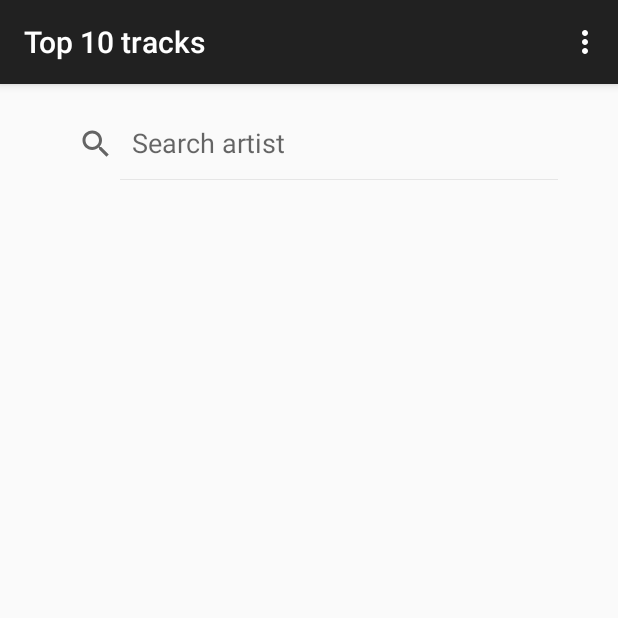
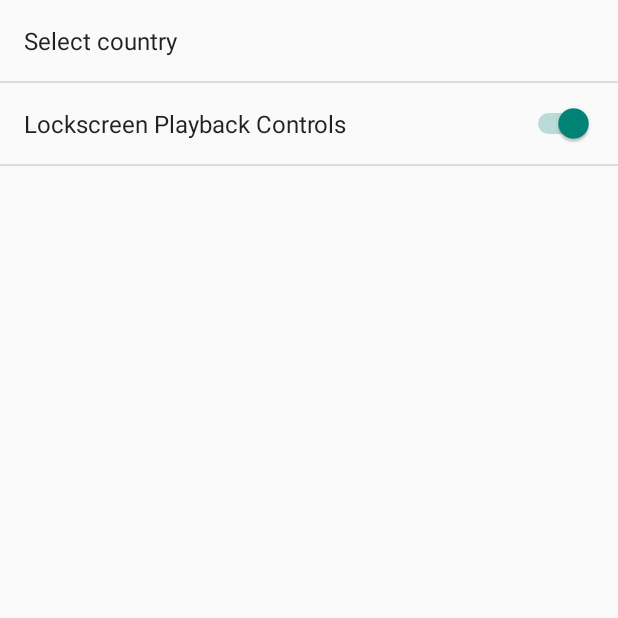
Before and after one commit to ipshitaRB/Spotify-Streamer, an Android app: the screen it shows after launch (ArtistListActivity before the commit, SettingsActivity after it), in the options menu, after a tap on "Settings", on a phone screen of 412 x 824 dp, the top half of it. Run offline under Robolectric (Android 15) with nearby library versions, the phone set to English and light mode, and no system bars; our stand-ins replace Picasso; libraries missing offline, so code that uses them is left out: kaaes.spotify.webapi; pictures from the network do not load; 2 statements that could not run were skipped.

Commit message:
All code added . working on bugs

```diff
--- a/app/src/main/AndroidManifest.xml
+++ b/app/src/main/AndroidManifest.xml
@@ -34,13 +34,13 @@
         </activity>
         <activity
             android:name=".MusicPlayAcitvity"
-            android:configChanges="orientation|screenSize"
             android:label="@string/title_activity_music_play_acitvity"
             android:parentActivityName=".ArtistDetailActivity" >
             <meta-data
                 android:name="android.support.PARENT_ACTIVITY"
                 android:value="com.example.ipshita.mymasterdetailtestapplication.ArtistDetailActivity" />
         </activity>
+        <activity android:name=".SettingsActivity"/>
 
         <service
             android:name=".MusicPlayerService"
--- a/app/src/main/java/com/example/ipshita/mymasterdetailtestapplication/ArtistDetailFragment.java
+++ b/app/src/main/java/com/example/ipshita/mymasterdetailtestapplication/ArtistDetailFragment.java
@@ -2,9 +2,11 @@ package com.example.ipshita.mymasterdetailtestapplication;
 
 import android.app.Activity;
 import android.content.Intent;
+import android.content.SharedPreferences;
 import android.os.AsyncTask;
 import android.os.Bundle;
 import android.os.Parcelable;
+import android.preference.PreferenceManager;
 import android.support.v4.app.Fragment;
 import android.util.Log;
 import android.view.LayoutInflater;
@@ -208,7 +210,9 @@ public class ArtistDetailFragment extends Fragment {
                 options.put(getString(R.string.spotify_country_param), getString(R.string.spotify_country_value));
                 try {
                     // TODO get value from menu
-                    spotifyTopTrackList = spotifyService.getArtistTopTrack(params[0], "US");
+                    SharedPreferences sharedPrefs = PreferenceManager.getDefaultSharedPreferences(getActivity());
+                    String countryCode = sharedPrefs.getString(getString(R.string.preference_country_key), getString(R.string.pref_default_country));
+                    spotifyTopTrackList = spotifyService.getArtistTopTrack(params[0], countryCode);
                     if (null != spotifyTopTrackList.tracks && !spotifyTopTrackList.tracks.isEmpty()) {
                         int size = spotifyTopTrackList.tracks.size() > MAX_TOP_TRACKS_LIMIT ? MAX_TOP_TRACKS_LIMIT : spotifyTopTrackList.tracks.size();
                         String albumName;
--- a/app/src/main/java/com/example/ipshita/mymasterdetailtestapplication/ArtistListActivity.java
+++ b/app/src/main/java/com/example/ipshita/mymasterdetailtestapplication/ArtistListActivity.java
@@ -3,14 +3,18 @@ package com.example.ipshita.mymasterdetailtestapplication;
 
 import android.content.Intent;
 import android.os.Bundle;
-import android.support.v4.app.FragmentActivity;
 import android.support.v4.app.FragmentManager;
 import android.support.v4.app.NavUtils;
+import android.support.v4.view.MenuItemCompat;
 import android.support.v7.app.ActionBar;
 import android.support.v7.app.AppCompatActivity;
+import android.support.v7.widget.ShareActionProvider;
 import android.view.Menu;
 import android.view.MenuItem;
+import android.widget.CompoundButton;
+import android.widget.Switch;
 
+import com.example.ipshita.mymasterdetailtestapplication.Util.MusicStartListener;
 import com.example.ipshita.mymasterdetailtestapplication.Util.ServiceUtil;
 import com.example.ipshita.mymasterdetailtestapplication.models.Artist;
 import com.example.ipshita.mymasterdetailtestapplication.models.Track;
@@ -35,7 +39,7 @@ import java.util.ArrayList;
  * to listen for item selections.
  */
 public class ArtistListActivity extends AppCompatActivity
-        implements ArtistListFragment.Callbacks, ArtistDetailFragment.TopTrackCallback, MusicPlayDialogFragment.iMusicPlayDialogListener {
+        implements ArtistListFragment.Callbacks, ArtistDetailFragment.TopTrackCallback, MusicStartListener, MusicPlayerService.MusicEndListener {
 
     FragmentManager fm = getSupportFragmentManager();
     MusicPlayDialogFragment dialog;
@@ -46,6 +50,10 @@ public class ArtistListActivity extends AppCompatActivity
      * device.
      */
     private boolean mTwoPane;
+    private MenuItem shareExternalURLItem;
+    private String spotifyExternalURL;
+    private ShareActionProvider mShareActionProvider;
+    private MenuItem lockscreenItem;
 
     @Override
     protected void onCreate(Bundle savedInstanceState) {
@@ -54,7 +62,7 @@ public class ArtistListActivity extends AppCompatActivity
         Intent intent = getIntent();
         ActionBar ab = getSupportActionBar();
 
-            ab.setTitle(getString(R.string.top_tracks_title));
+            ab.setTitle(getString(R.string.app_name));
 
 
 
@@ -137,14 +145,20 @@ public class ArtistListActivity extends AppCompatActivity
 
     @Override
     public void onTrackCompleted() {
+        // TODO track completed when there is no dialog fragment
         nowPlayingMenuItem.setVisible(false);
+        shareExternalURLItem.setVisible(false);
         dialog.dismiss();
+        this.spotifyExternalURL = "";
+
     }
 
     @Override
-    public void onTrackStarted() {
+    public void onTrackStarted(String spotifyExternalURL) {
        nowPlayingMenuItem.setVisible(true);
-
+        shareExternalURLItem.setVisible(true);
+        this.spotifyExternalURL = spotifyExternalURL;
+        MusicPlayerService.registerOnMusicEndListener(this);
 
     }
 
@@ -153,8 +167,15 @@ public class ArtistListActivity extends AppCompatActivity
         // Inflate the menu; this adds items to the action bar if it is present.
         getMenuInflater().inflate(R.menu.menu_top_tracks, menu);
         nowPlayingMenuItem = menu.findItem(R.id.action_now_playing);
-        if (ServiceUtil.isServiceRunning(MusicPlayerService.class, this))
-            nowPlayingMenuItem.setVisible(true);
+        shareExternalURLItem =  menu.findItem(R.id.action_share);
+
+        mShareActionProvider = (ShareActionProvider)
+                MenuItemCompat.getActionProvider(shareExternalURLItem);
+        mShareActionProvider.setShareIntent(getShareIntent());
+        if (ServiceUtil.isServiceRunning(MusicPlayerService.class, this)) {
+            nowPlayingMenuItem.setVisible(false);
+            shareExternalURLItem.setVisible(false);
+        }
         return true;
     }
 
@@ -169,6 +190,12 @@ public class ArtistListActivity extends AppCompatActivity
             case android.R.id.home:
                 NavUtils.navigateUpFromSameTask(this);
                 return true;
+            case R.id.action_settings:
+                Intent settingsActivityIntent = new Intent(getApplicationContext(),SettingsActivity.class);
+                startActivity(settingsActivityIntent);
+                return true;
+
+
             case R.id.action_now_playing:
                 if (ServiceUtil.isServiceRunning(MusicPlayerService.class,this) ){
                     if (mTwoPane) {
@@ -200,7 +227,31 @@ public class ArtistListActivity extends AppCompatActivity
 
                 return true;
 
+
+
         }
         return super.onOptionsItemSelected(item);
     }
+
+    /** Defines a default (dummy) share intent to initialize the action provider.
+     * However, as soon as the actual content to be used in the intent
+     * is known or changes, you must update the share intent by again calling
+     * mShareActionProvider.setShareIntent()
+     */
+    private Intent getShareIntent() {
+        Intent mShareIntent = new Intent(Intent.ACTION_SEND);
+        mShareIntent.addFlags(Intent.FLAG_ACTIVITY_CLEAR_TASK);
+        mShareIntent.setType("text/plain");
+        mShareIntent.putExtra(Intent.EXTRA_TEXT, spotifyExternalURL);
+        return mShareIntent;
+    }
+
+    @Override
+    public void onMusicEnd() {
+        nowPlayingMenuItem.setVisible(false);
+        shareExternalURLItem.setVisible(false);
+        dialog.dismiss();
+        this.spotifyExternalURL = "";
+        MusicPlayerService.unRegisterOnMusicEndListener();
+    }
 }
--- /dev/null
+++ b/app/src/main/java/com/example/ipshita/mymasterdetailtestapplication/SettingsActivity.java
@@ -0,0 +1,107 @@
+package com.example.ipshita.mymasterdetailtestapplication;
+
+import android.content.SharedPreferences;
+import android.os.Bundle;
+import android.preference.ListPreference;
+import android.preference.Preference;
+import android.preference.PreferenceActivity;
+import android.preference.PreferenceManager;
+import android.preference.TwoStatePreference;
+
+import java.util.Locale;
+
+/**
+ * Created by iroyb_000 on 10-09-2015.
+ */
+public class SettingsActivity extends PreferenceActivity
+        implements Preference.OnPreferenceChangeListener {
+
+    private TwoStatePreference lockscreenEnable;
+    private SharedPreferences mPrefs;
+
+    @Override
+    protected void onCreate(Bundle savedInstanceState) {
+        super.onCreate(savedInstanceState);
+        mPrefs = PreferenceManager.getDefaultSharedPreferences(this);
+
+        addPreferencesFromResource(R.xml.pref_country);
+        ListPreference countryListPreference = (ListPreference) findPreference(getString(R.string.preference_country_key));
+        lockscreenEnable = (TwoStatePreference) findPreference(getString(R.string.preference_lockscreen_key));
+        if (lockscreenEnable != null){
+
+            lockscreenEnable.setEnabled(true);
+        }
+            //Update the operations like storing, updating UI etc... on pref change.
+            lockscreenEnable.setOnPreferenceChangeListener(new Preference.OnPreferenceChangeListener() {
+
+                @Override
+                public boolean onPreferenceChange(Preference arg0, Object isLockScreenEnabled) {
+
+                    boolean isLockscreenControlON = ((Boolean) isLockScreenEnabled).booleanValue();
+
+
+                    SharedPreferences.Editor e = mPrefs.edit();
+                    e.putBoolean("data_traffic", isLockscreenControlON);
+                    e.commit();
+
+
+
+                    return true;
+                }
+            });
+        if (null != countryListPreference){
+            // values is code
+            // entries is country name
+            countryListPreference.setEntryValues(Locale.getISOCountries());
+            String[] entries = new String[countryListPreference.getEntryValues().length];
+            for(int i = 0 ; i < countryListPreference.getEntryValues().length ; i++){
+                entries[i] = new Locale("",Locale.getISOCountries()[i]).getDisplayCountry();
+            }
+            countryListPreference.setEntries(entries);
+            countryListPreference.setDefaultValue(Locale.US);
+
+        }
+
+        // For all preferences, attach an OnPreferenceChangeListener so the UI summary can be
+        // updated when the preference changes.
+        bindPreferenceSummaryToValue(findPreference(getString(R.string.preference_country_key
+        )));
+
+    }
+
+    /**
+     * Attaches a listener so the summary is always updated with the preference value.
+     * Also fires the listener once, to initialize the summary (so it shows up before the value
+     * is changed.)
+     */
+    private void bindPreferenceSummaryToValue(Preference preference) {
+        // Set the listener to watch for value changes.
+        preference.setOnPreferenceChangeListener(this);
+
+        // Trigger the listener immediately with the preference's
+        // current value.
+        onPreferenceChange(preference,
+                PreferenceManager
+                        .getDefaultSharedPreferences(preference.getContext())
+                        .getString(preference.getKey(), ""));
+    }
+
+    @Override
+    public boolean onPreferenceChange(Preference preference, Object newValue) {
+        String stringValue = newValue.toString();
+
+        if (preference instanceof ListPreference) {
+            // For list preferences, look up the correct display value in
+            // the preference's 'entries' list (since they have separate labels/values).
+            ListPreference listPreference = (ListPreference) preference;
+            int prefIndex = listPreference.findIndexOfValue(stringValue);
+            if (prefIndex >= 0) {
+                preference.setSummary(listPreference.getEntries()[prefIndex]);
+            }
+        } else {
+            // For other preferences, set the summary to the value's simple string representation.
+            preference.setSummary(stringValue);
+        }
+        return true;
+    }
+}
--- /dev/null
+++ b/app/src/main/java/com/example/ipshita/mymasterdetailtestapplication/Util/MusicStartListener.java
@@ -0,0 +1,9 @@
+package com.example.ipshita.mymasterdetailtestapplication.Util;
+
+/**
+ * Created by iroyb_000 on 10-09-2015.
+ */
+public interface MusicStartListener {
+    public void onTrackCompleted();
+    public void onTrackStarted(String spotifyExternalURL);
+}
--- a/app/src/main/res/menu/menu_top_tracks.xml
+++ b/app/src/main/res/menu/menu_top_tracks.xml
@@ -8,11 +8,14 @@
         android:title="@string/action_settings"
         app:showAsAction="never" />
 <item android:id="@+id/action_now_playing"
-        android:title="@string/action_show_now_playing"/>
+        android:title="@string/action_show_now_playing"
+        android:visible="false"/>
     <item
         android:id="@+id/action_share"
         android:title="@string/action_share"
         app:actionProviderClass="android.support.v7.widget.ShareActionProvider"
-        app:showAsAction="never" />
+        app:showAsAction="always"
+        android:visible="false"/>
+
 
 </menu>
--- a/app/src/main/res/values/strings.xml
+++ b/app/src/main/res/values/strings.xml
@@ -30,5 +30,15 @@
     <string name="view_key">view key</string>
     <string name="no_song_currently_playing">No song currently playing</string>
     <string name="external_url_key">spotify</string>
-    <string name="action_share">Share</string>
+    <string name="action_share">Share Current Track</string>
+    <string name="preference_country_title">Select country</string>
+    <string name="preference_country_key">country key</string>
+    <string name="pref_default_country">US</string>
+    <string name="notification">Lock Screen Playback Controls</string>
+    <string name="on">ON</string>
+    <string name="off">OFF</string>
+    <string name="preference_lockscreen_key">lockscreen key</string>
+    <string name="lockscreen_title">Lockscreen Playback Controls</string>
+    <string name="is_playing_key">is playing</string>
+    <string name="track_duration">track duration</string>
 </resources>
--- /dev/null
+++ b/app/src/main/res/xml/pref_country.xml
@@ -0,0 +1,15 @@
+<?xml version="1.0" encoding="utf-8"?>
+<PreferenceScreen xmlns:android="http://schemas.android.com/apk/res/android">
+    <ListPreference
+        android:dialogTitle="@string/preference_country_title"
+        android:inputType = "text"
+        android:key="@string/preference_country_key"
+        android:title="@string/preference_country_title" />
+    <SwitchPreference
+        android:key="@string/preference_lockscreen_key"
+        android:title="@string/lockscreen_title"
+        android:defaultValue="true"
+        android:switchTextOff="@string/off"
+        android:switchTextOn="@string/on" />
+
+</PreferenceScreen>
```
Also changed, not shown: app/src/main/java/com/example/ipshita/mymasterdetailtestapplication/ArtistDetailActivity.java (+10 -0 lines), app/src/main/java/com/example/ipshita/mymasterdetailtestapplication/MusicPlayActivityFragment.java (+56 -2 lines), app/src/main/java/com/example/ipshita/mymasterdetailtestapplication/MusicPlayDialogFragment.java (+9 -10 lines), app/src/main/java/com/example/ipshita/mymasterdetailtestapplication/MusicPlayerService.java (+121 -9 lines), app/src/main/res/layout-land/fragment_music_play_acitvity.xml (added, +104 -0 lines), app/src/main/res/layout/lockscreen_toggle_switch.xml (added, +9 -0 lines).
